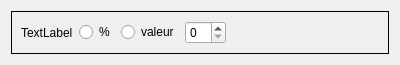
Qt form app/view/forms/stuffpanel.ui (r0nd0ud0u/qt-rpg) before a commit.
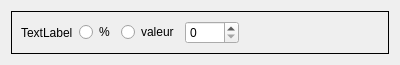
The same form after that commit.

Commit message: update max value on spin box

The edit to the form file:
```diff
--- a/app/view/forms/stuffpanel.ui
+++ b/app/view/forms/stuffpanel.ui
@@ -45,7 +45,11 @@
        </widget>
       </item>
       <item>
-       <widget class="QSpinBox" name="value_spinBox"/>
+       <widget class="QSpinBox" name="value_spinBox">
+        <property name="maximum">
+         <number>9999</number>
+        </property>
+       </widget>
       </item>
       <item>
        <spacer name="horizontalSpacer">
```
The commit also changes 1 other file.
